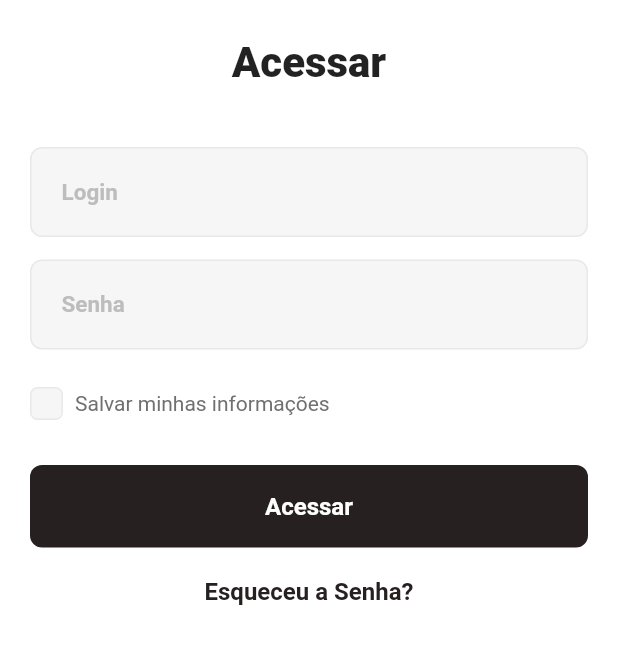
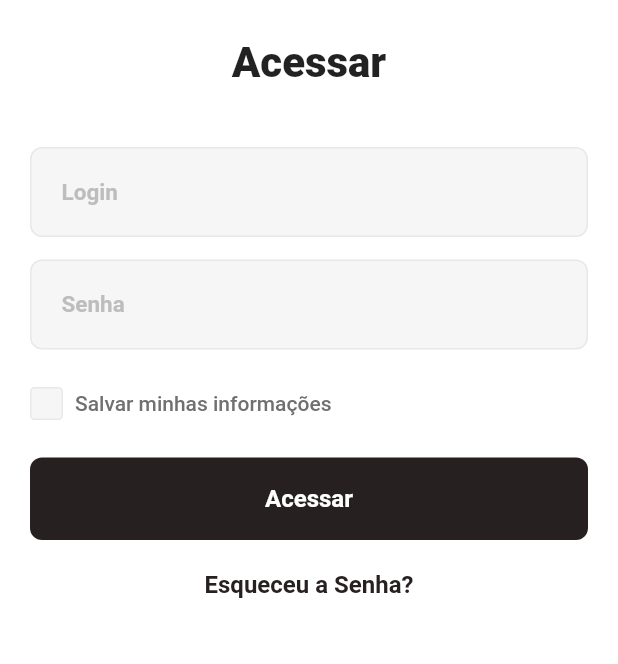
Before and after one commit to JonhMatheus/app-finance, a Flutter app: the screen it shows after launch, on a phone screen of 412 x 824 dp, the part 348-1012 px from its top. Run offline on Flutter 3.47's test engine with Material 2 defaults, Android fonts, the phone set to English and light mode, and no system bars.

Commit message:
ajustes tela-login

```diff
--- a/lib/modules/autenticacao/autenticao_page.dart
+++ b/lib/modules/autenticacao/autenticao_page.dart
@@ -23,7 +23,7 @@ class _AutenticacaoPageState extends State<AutenticacaoPage> {
             _buildInput('Senha'),
             const SizedBox(height: 25),
             _buildSaveInfo(),
-            const SizedBox(height: 30),
+            const SizedBox(height: 25),
             _buildAcessar()
           ],
         ),
@@ -85,14 +85,17 @@ class _AutenticacaoPageState extends State<AutenticacaoPage> {
         Container(
           padding: const EdgeInsets.all(10),
           decoration: BoxDecoration(
-              borderRadius: BorderRadius.circular(5),
+              borderRadius: BorderRadius.circular(3),
               color: const Color(0xffF6F6F6),
               border: Border.all(color: const Color(0xffE8E8E8))),
         ),
         const SizedBox(width: 8),
         const Text(
           'Salvar minhas informações',
-          style: TextStyle(color: Color(0xff707070)),
+          style: TextStyle(
+            color: Color(0xff707070),
+            fontWeight: FontWeight.w500,
+          ),
         )
       ],
     );
```
